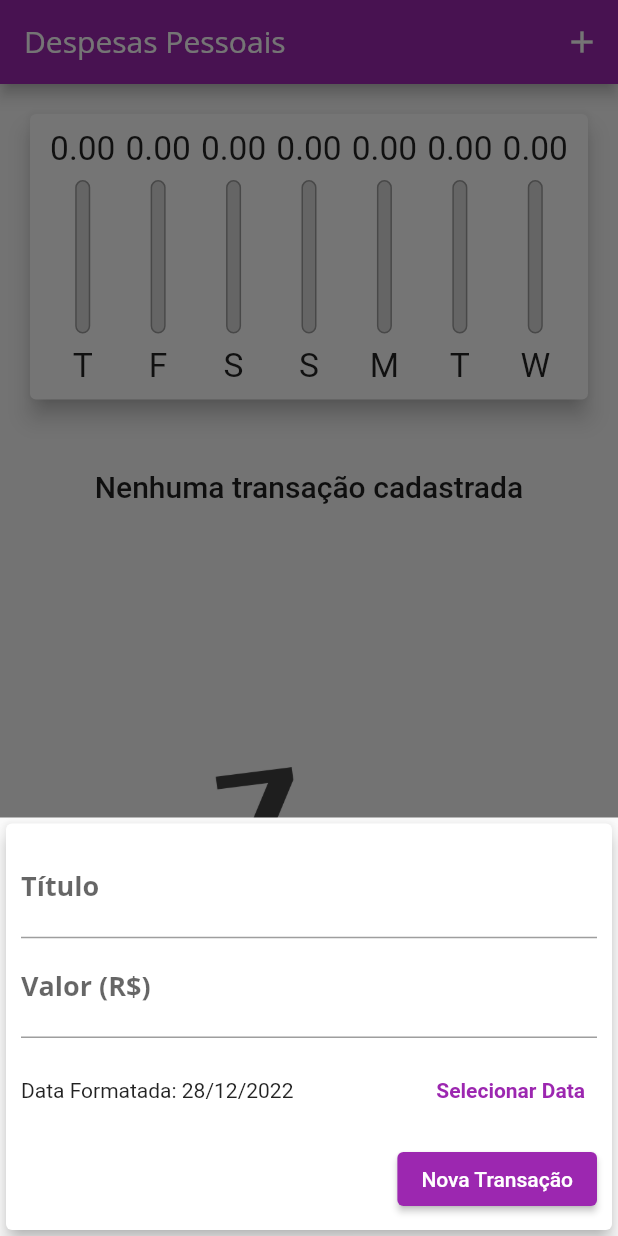
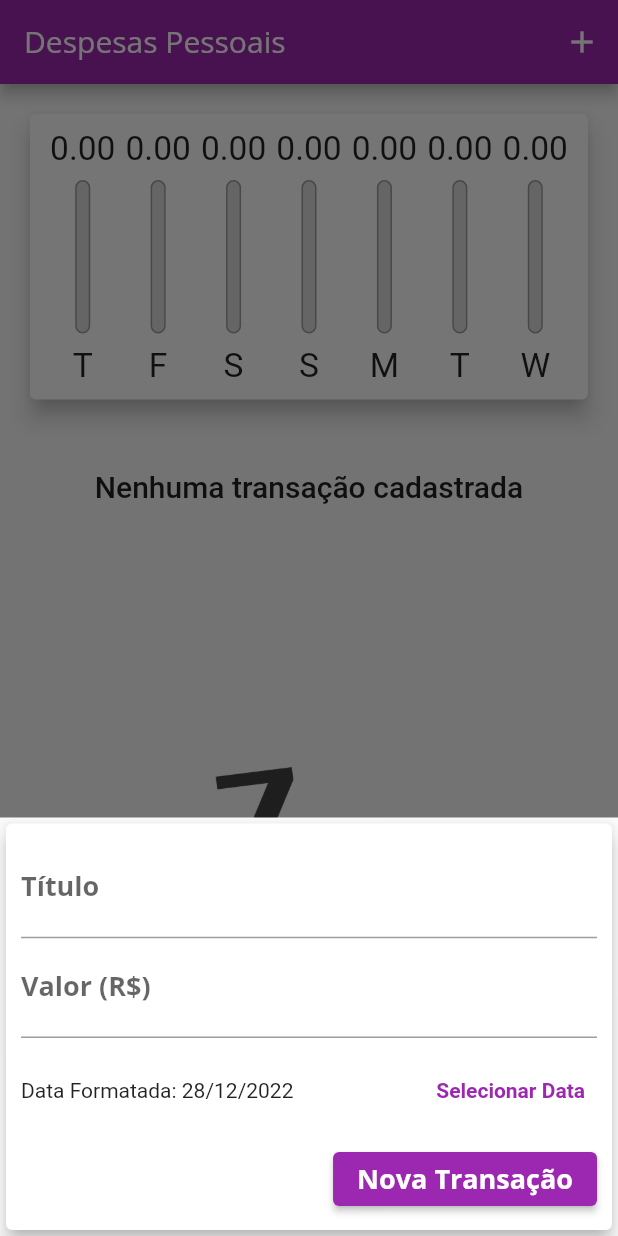
Before and after one commit to llucasmota/expenses-app, a Flutter app: the screen it shows after launch, after a tap on the "delete" icon, after a tap on the "add" icon, on a phone screen of 412 x 824 dp. Run offline on Flutter 3.47's test engine with Material 2 defaults, Android fonts, the phone set to English and light mode, and no system bars.

Commit message:
feat(*): criando AdaptativeButton e AdaptativeTextField

```diff
--- /dev/null
+++ b/lib/components/adaptative_button.dart
@@ -0,0 +1,29 @@
+import 'dart:io';
+import 'package:flutter/cupertino.dart';
+import 'package:flutter/material.dart';
+
+class AdaptativeButton extends StatelessWidget {
+  final String label;
+  final void Function() onPressed;
+  AdaptativeButton({required this.label, required this.onPressed});
+
+  @override
+  Widget build(BuildContext context) {
+    return Platform.isIOS
+        ? CupertinoButton(
+            child: Text(label),
+            onPressed: onPressed,
+            color: Theme.of(context).primaryColor,
+            padding: EdgeInsets.symmetric(
+              horizontal: 20,
+            ),
+          )
+        : ElevatedButton(
+            style: ElevatedButton.styleFrom(
+              textStyle: Theme.of(context).textTheme.titleMedium,
+            ),
+            onPressed: onPressed,
+            child: Text(label),
+          );
+  }
+}
--- /dev/null
+++ b/lib/components/adaptative_text_field.dart
@@ -0,0 +1,51 @@
+import 'dart:io';
+
+import 'package:flutter/cupertino.dart';
+import 'package:flutter/material.dart';
+import 'package:flutter/src/widgets/container.dart';
+import 'package:flutter/src/widgets/framework.dart';
+
+//  controller: valueController,
+//keyboardType:const TextInputType.numberWithOptions(decimal: true),
+//onSubmitted: (_) => _submitForm(),
+//decoration: const InputDecoration(labelText: 'Valor (R\$)'))
+
+class AdaptativeTextField extends StatelessWidget {
+  final void Function(String value) onSubmittedForm;
+  final TextInputType keyboardType;
+  final TextEditingController textController;
+  // final InputDecoration? inputDecorationAndroid;
+  // final BoxDecoration? inputDecorationIOS;
+  final String label;
+
+  AdaptativeTextField({
+    required this.onSubmittedForm,
+    this.keyboardType = TextInputType.text,
+    required this.textController,
+    required this.label,
+  });
+
+  @override
+  Widget build(BuildContext context) {
+    return Platform.isIOS
+        ? Padding(
+            padding: const EdgeInsets.only(
+              bottom: 10,
+            ),
+            child: CupertinoTextField(
+              controller: textController,
+              onSubmitted: onSubmittedForm,
+              keyboardType: keyboardType,
+              placeholder: label,
+              padding: const EdgeInsets.symmetric(horizontal: 6, vertical: 10),
+            ),
+          )
+        : TextField(
+            controller: textController,
+            keyboardType: keyboardType,
+            onSubmitted: onSubmittedForm,
+            decoration: InputDecoration(
+              labelText: label,
+            ));
+  }
+}
--- a/lib/components/transaction_form.dart
+++ b/lib/components/transaction_form.dart
@@ -1,5 +1,7 @@
 // ignore_for_file: prefer_const_constructors
 
+import 'package:expenses/components/adaptative_button.dart';
+import 'package:expenses/components/adaptative_text_field.dart';
 import 'package:flutter/material.dart';
 import 'package:intl/intl.dart';
 
@@ -59,16 +61,23 @@ class _TransactionFormState extends State<TransactionForm> {
           ),
           child: Column(
             children: <Widget>[
-              TextField(
-                  controller: titleController,
-                  onSubmitted: (_) => _submitForm(),
-                  decoration: const InputDecoration(labelText: 'Título')),
-              TextField(
-                  controller: valueController,
-                  keyboardType:
-                      const TextInputType.numberWithOptions(decimal: true),
-                  onSubmitted: (_) => _submitForm(),
-                  decoration: const InputDecoration(labelText: 'Valor (R\$)')),
+              AdaptativeTextField(
+                  onSubmittedForm: (_) => _submitForm,
+                  keyboardType: TextInputType.text,
+                  textController: titleController,
+                  label: 'Título'),
+
+              AdaptativeTextField(
+                  onSubmittedForm: (_) => _submitForm(),
+                  keyboardType: TextInputType.numberWithOptions(decimal: true),
+                  textController: valueController,
+                  label: 'Valor (R\$)'),
+              // TextField(
+              //     controller: valueController,
+              //     keyboardType:
+              //         const TextInputType.numberWithOptions(decimal: true),
+              //     onSubmitted: (_) => _submitForm,
+              //     decoration: const InputDecoration(labelText: 'Valor (R\$)')),
               Container(
                 height: 70,
                 child: Row(
@@ -93,17 +102,19 @@ class _TransactionFormState extends State<TransactionForm> {
               ),
               Row(
                 mainAxisAlignment: MainAxisAlignment.end,
-                children: [
-                  ElevatedButton(
-                    onPressed: _submitForm,
-                    style: const ButtonStyle(
-                        backgroundColor:
-                            MaterialStatePropertyAll(Colors.purple)),
-                    child: const Text(
-                      'Nova Transação',
-                      style: TextStyle(color: Colors.white),
-                    ),
-                  ),
+                children: <Widget>[
+                  AdaptativeButton(
+                      label: 'Nova Transação', onPressed: _submitForm)
+                  // ElevatedButton(
+                  //   onPressed: _submitForm,
+                  //   style: const ButtonStyle(
+                  //       backgroundColor:
+                  //           MaterialStatePropertyAll(Colors.purple)),
+                  //   child: const Text(
+                  //     'Nova Transação',
+                  //     style: TextStyle(color: Colors.white),
+                  //   ),
+                  // ),
                 ],
               ),
             ],
--- a/lib/main.dart
+++ b/lib/main.dart
@@ -26,11 +26,13 @@ class ExpensesApp extends StatelessWidget {
       home: MyHomePage(),
       theme: ThemeData(
           primarySwatch: Colors.purple,
+          primaryColor: Colors.purple,
           accentColor: Colors.amber,
           fontFamily: 'Quicksand',
           buttonTheme: ButtonThemeData(textTheme: ButtonTextTheme.normal),
           textTheme: ThemeData.light().textTheme.copyWith(
                 titleMedium: TextStyle(
+                    color: Colors.white10,
                     fontFamily: 'OpenSans',
                     fontSize: 18,
                     fontWeight: FontWeight.bold),
```
